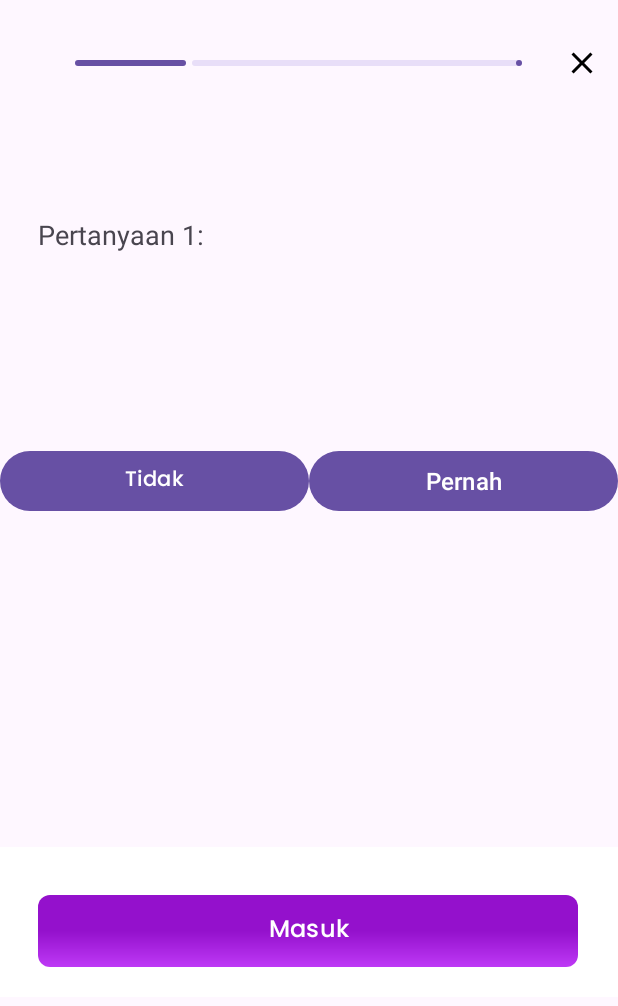
After one commit to ExRonin/CapstoneProject, an Android app: the ActivitySurvey screen opened directly, with no data from a screen before it, on a phone screen of 412 x 824 dp. The commit adds this screen. Shown: the top 1006 px of the screen. Run offline under Robolectric (Android 15) with nearby library versions, the phone set to English and light mode, and no system bars.

Commit message:
feat: add survey

```diff
--- a/app/src/main/AndroidManifest.xml
+++ b/app/src/main/AndroidManifest.xml
@@ -16,6 +16,7 @@
         <activity android:name=".ui.onboardscreen.OnboardingActivity" />
         <activity android:name=".ui.register.RegisterActivity" />
         <activity android:name=".ui.login.LoginActivity" />
+        <activity android:name=".ui.survey.ActivitySurvey" />
         <activity android:name=".ui.splashscreen.SplashActivity"
             android:exported="true">
             <intent-filter>
--- a/app/src/main/java/com/capstoneproject/ui/login/LoginActivity.kt
+++ b/app/src/main/java/com/capstoneproject/ui/login/LoginActivity.kt
@@ -7,6 +7,7 @@ import androidx.appcompat.app.AppCompatActivity
 import com.capstoneproject.ui.main.MainActivity
 import com.capstoneproject.databinding.ActivityLoginBinding
 import com.capstoneproject.ui.register.RegisterActivity
+import com.capstoneproject.ui.survey.ActivitySurvey
 
 
 class LoginActivity : AppCompatActivity() {
@@ -24,7 +25,7 @@ class LoginActivity : AppCompatActivity() {
     private fun onAction() {
         binding.apply {
             btnLogin.setOnClickListener {
-                startActivity(Intent(this@LoginActivity, MainActivity::class.java))
+                startActivity(Intent(this@LoginActivity, ActivitySurvey::class.java))
             }
 
             tvRegister.setOnClickListener {
--- /dev/null
+++ b/app/src/main/java/com/capstoneproject/ui/survey/ActivitySurvey.kt
@@ -0,0 +1,51 @@
+package com.capstoneproject.ui.survey
+
+import android.content.Intent
+import android.os.Bundle
+import android.widget.Toast
+import androidx.appcompat.app.AppCompatActivity
+import androidx.viewpager2.widget.ViewPager2
+import com.capstoneproject.databinding.ActivitySurveyBinding
+import com.capstoneproject.ui.main.MainActivity
+import com.capstoneproject.ui.survey.adapter.SurveyAdapter
+import com.google.android.material.progressindicator.LinearProgressIndicator
+
+
+class ActivitySurvey : AppCompatActivity(), SurveyAdapter.OnSubmitClickListener {
+
+    private lateinit var binding: ActivitySurveyBinding
+
+    override fun onCreate(savedInstanceState: Bundle?) {
+        super.onCreate(savedInstanceState)
+        binding = ActivitySurveyBinding.inflate(layoutInflater)
+        setContentView(binding.root)
+
+        val viewPager: ViewPager2 = binding.viewPager
+        val progressIndicator: LinearProgressIndicator = binding.progressIndicator
+
+        val surveyAdapter = SurveyAdapter(this)
+        viewPager.adapter = surveyAdapter
+
+        viewPager.registerOnPageChangeCallback(object : ViewPager2.OnPageChangeCallback() {
+            override fun onPageSelected(position: Int) {
+                super.onPageSelected(position)
+                progressIndicator.progress = position + 1
+            }
+        })
+    }
+
+    override fun onSubmitClick(position: Int) {
+        val viewPager: ViewPager2 = binding.viewPager
+        if (position < 3) {
+
+            viewPager.currentItem = position + 1
+        } else {
+
+            Toast.makeText(this, "Survey selesai. Terima kasih!", Toast.LENGTH_LONG).show()
+
+            val intent = Intent(this, MainActivity::class.java)
+            startActivity(intent)
+            finish()
+        }
+    }
+}
--- /dev/null
+++ b/app/src/main/java/com/capstoneproject/ui/survey/adapter/SurveyAdapter.kt
@@ -0,0 +1,83 @@
+package com.capstoneproject.ui.survey.adapter
+
+import android.view.LayoutInflater
+import android.view.ViewGroup
+import androidx.recyclerview.widget.RecyclerView
+import com.capstoneproject.R
+import com.capstoneproject.databinding.PageSurvey1Binding
+import com.capstoneproject.databinding.PageSurvey2Binding
+import com.capstoneproject.databinding.PageSurvey3Binding
+import com.capstoneproject.databinding.PageSurvey4Binding
+
+class SurveyAdapter(private val onSubmitClickListener: OnSubmitClickListener) : RecyclerView.Adapter<RecyclerView.ViewHolder>() {
+
+    private val layoutIds = listOf(
+        R.layout.page_survey_1,
+        R.layout.page_survey_2,
+        R.layout.page_survey_3,
+        R.layout.page_survey_4
+    )
+
+    interface OnSubmitClickListener {
+        fun onSubmitClick(position: Int)
+    }
+
+    override fun getItemViewType(position: Int): Int {
+        return layoutIds[position]
+    }
+
+    override fun getItemCount(): Int {
+        return layoutIds.size
+    }
+
+    override fun onCreateViewHolder(parent: ViewGroup, viewType: Int): RecyclerView.ViewHolder {
+        return when (viewType) {
+            R.layout.page_survey_1 -> Survey1ViewHolder(PageSurvey1Binding.inflate(LayoutInflater.from(parent.context), parent, false))
+            R.layout.page_survey_2 -> Survey2ViewHolder(PageSurvey2Binding.inflate(LayoutInflater.from(parent.context), parent, false))
+            R.layout.page_survey_3 -> Survey3ViewHolder(PageSurvey3Binding.inflate(LayoutInflater.from(parent.context), parent, false))
+            R.layout.page_survey_4 -> Survey4ViewHolder(PageSurvey4Binding.inflate(LayoutInflater.from(parent.context), parent, false))
+            else -> throw IllegalArgumentException("Invalid view type")
+        }
+    }
+
+    override fun onBindViewHolder(holder: RecyclerView.ViewHolder, position: Int) {
+        when (holder) {
+            is Survey1ViewHolder -> holder.bind(position)
+            is Survey2ViewHolder -> holder.bind(position)
+            is Survey3ViewHolder -> holder.bind(position)
+            is Survey4ViewHolder -> holder.bind(position)
+        }
+    }
+
+    inner class Survey1ViewHolder(private val binding: PageSurvey1Binding) : RecyclerView.ViewHolder(binding.root) {
+        fun bind(position: Int) {
+            binding.submitButton.setOnClickListener {
+                onSubmitClickListener.onSubmitClick(position)
+            }
+        }
+    }
+
+    inner class Survey2ViewHolder(private val binding: PageSurvey2Binding) : RecyclerView.ViewHolder(binding.root) {
+        fun bind(position: Int) {
+            binding.submitButton.setOnClickListener {
+                onSubmitClickListener.onSubmitClick(position)
+            }
+        }
+    }
+
+    inner class Survey3ViewHolder(private val binding: PageSurvey3Binding) : RecyclerView.ViewHolder(binding.root) {
+        fun bind(position: Int) {
+            binding.submitButton.setOnClickListener {
+                onSubmitClickListener.onSubmitClick(position)
+            }
+        }
+    }
+
+    inner class Survey4ViewHolder(private val binding: PageSurvey4Binding) : RecyclerView.ViewHolder(binding.root) {
+        fun bind(position: Int) {
+            binding.submitButton.setOnClickListener {
+                onSubmitClickListener.onSubmitClick(position)
+            }
+        }
+    }
+}
--- /dev/null
+++ b/app/src/main/res/layout/activity_survey.xml
@@ -0,0 +1,40 @@
+<?xml version="1.0" encoding="utf-8"?>
+<LinearLayout xmlns:android="http://schemas.android.com/apk/res/android"
+    xmlns:app="http://schemas.android.com/apk/res-auto"
+    android:layout_width="match_parent"
+    android:layout_height="match_parent"
+    android:orientation="vertical">
+
+    <LinearLayout
+        android:layout_width="match_parent"
+        android:layout_height="wrap_content"
+        android:orientation="horizontal"
+        android:gravity="center_vertical"
+        android:paddingStart="50dp"
+        android:paddingTop="20dp">
+
+        <com.google.android.material.progressindicator.LinearProgressIndicator
+            android:id="@+id/progressIndicator"
+            android:layout_width="0dp"
+            android:layout_weight="1"
+            android:layout_height="wrap_content"
+            android:max="4"
+            android:progress="1"
+            style="@style/Widget.MaterialComponents.LinearProgressIndicator" />
+
+        <ImageButton
+            android:id="@+id/btnCancel"
+            android:layout_width="wrap_content"
+            android:layout_height="wrap_content"
+            android:layout_marginStart="16dp"
+            android:src="@drawable/baseline_close_24"
+            android:backgroundTint="@android:color/transparent"
+            app:tint="@color/black" />
+
+    </LinearLayout>
+
+    <androidx.viewpager2.widget.ViewPager2
+        android:id="@+id/viewPager"
+        android:layout_width="match_parent"
+        android:layout_height="match_parent" />
+</LinearLayout>
--- /dev/null
+++ b/app/src/main/res/layout/page_survey_1.xml
@@ -0,0 +1,72 @@
+<?xml version="1.0" encoding="utf-8"?>
+<androidx.constraintlayout.widget.ConstraintLayout xmlns:android="http://schemas.android.com/apk/res/android"
+    xmlns:app="http://schemas.android.com/apk/res-auto"
+    xmlns:tools="http://schemas.android.com/tools"
+    android:layout_width="match_parent"
+    android:layout_height="match_parent">
+
+    <TextView
+        android:id="@+id/textView"
+        android:layout_width="0dp"
+        android:layout_height="wrap_content"
+        android:layout_marginTop="80dp"
+        android:paddingStart="25dp"
+        android:text="Pertanyaan 1: "
+        android:textSize="18sp"
+        app:layout_constraintHorizontal_bias="0.0"
+        app:layout_constraintLeft_toLeftOf="parent"
+        app:layout_constraintRight_toRightOf="parent"
+        app:layout_constraintTop_toTopOf="parent" />
+
+    <Button
+        android:id="@+id/yesButton"
+        android:layout_width="0dp"
+        android:layout_height="wrap_content"
+        android:layout_marginTop="128dp"
+        android:text="Tidak"
+        android:fontFamily="@font/poppins_medium"
+        android:textAllCaps="false"
+        app:layout_constraintLeft_toLeftOf="parent"
+        app:layout_constraintRight_toLeftOf="@+id/noButton"
+        app:layout_constraintTop_toBottomOf="@+id/textView" />
+
+    <Button
+        android:id="@+id/noButton"
+        android:layout_width="0dp"
+        android:layout_height="wrap_content"
+        android:layout_marginTop="128dp"
+        android:text="Pernah"
+        android:textAllCaps="false"
+        android:textSize="@dimen/body_1"
+        app:layout_constraintLeft_toRightOf="@+id/yesButton"
+        app:layout_constraintRight_toRightOf="parent"
+        app:layout_constraintTop_toBottomOf="@+id/textView" />
+
+    <View
+        android:layout_width="0dp"
+        android:layout_height="100dp"
+        android:layout_marginTop="220dp"
+        android:background="@android:color/white"
+        app:layout_constraintHorizontal_bias="0.0"
+        app:layout_constraintLeft_toLeftOf="parent"
+        app:layout_constraintRight_toRightOf="parent"
+        app:layout_constraintTop_toBottomOf="@+id/noButton" />
+
+    <Button
+        android:id="@+id/submitButton"
+        android:layout_width="360dp"
+        android:layout_height="wrap_content"
+        android:layout_marginTop="252dp"
+        android:background="@drawable/bg_btn_color_primary"
+        android:fontFamily="@font/poppins_medium"
+        android:text="@string/masuk"
+        android:textAllCaps="false"
+        android:textColor="@color/white"
+        android:textSize="@dimen/body_1"
+        app:backgroundTint="@null"
+        app:layout_constraintHorizontal_bias="0.49"
+        app:layout_constraintLeft_toLeftOf="parent"
+        app:layout_constraintRight_toRightOf="parent"
+        app:layout_constraintTop_toBottomOf="@id/yesButton" />
+
+</androidx.constraintlayout.widget.ConstraintLayout>
```
Also changed, not shown: app/src/main/res/layout/page_survey_2.xml (added, +86 -0 lines), app/src/main/res/layout/page_survey_3.xml (added, +103 -0 lines), app/src/main/res/layout/page_survey_4.xml (added, +153 -0 lines).
